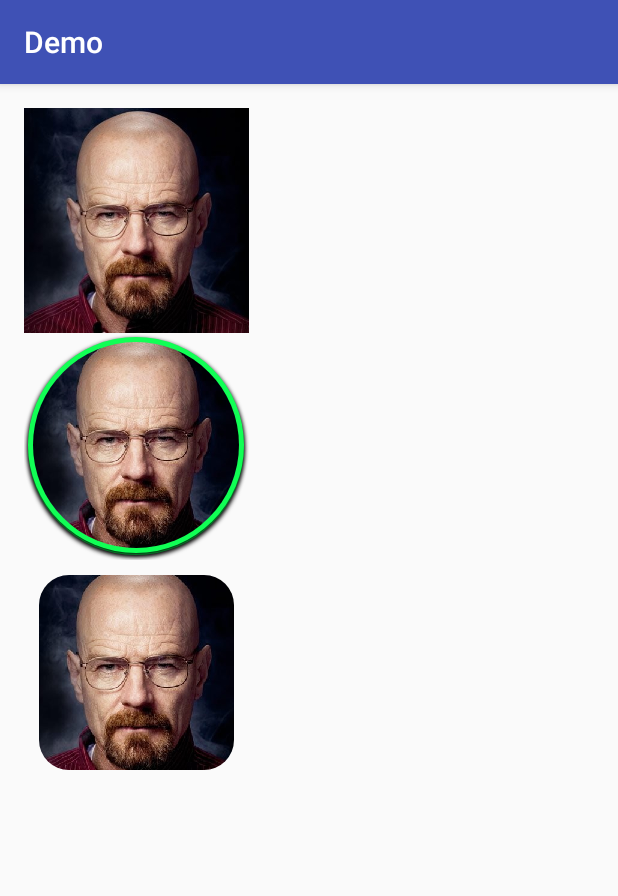
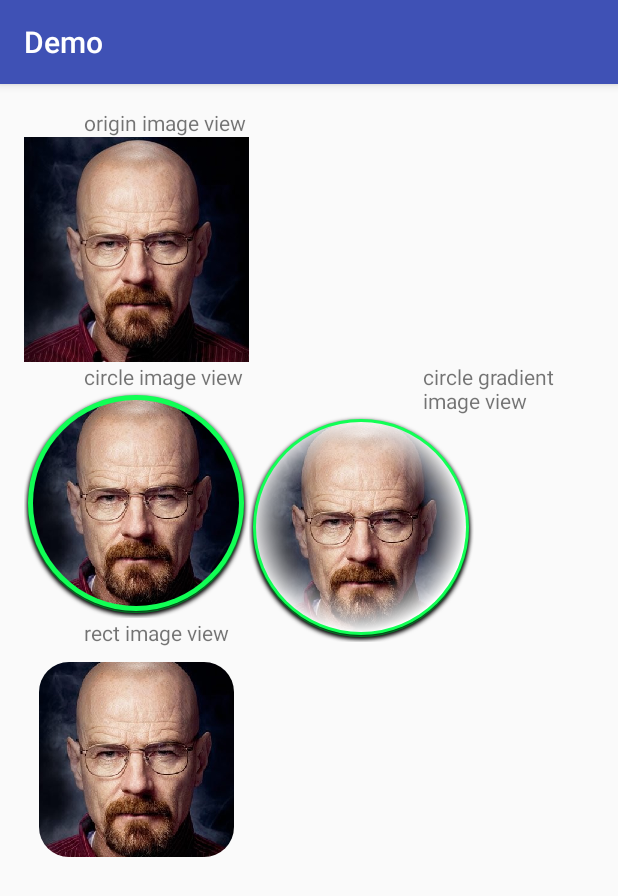
Before and after one commit to hfreeman2008/AndroidDemo, an Android app: the CircularImageViewActivity screen opened directly, with no data from a screen before it, on a phone screen of 412 x 824 dp. Shown: the top 896 px of the screen. Run offline under Robolectric (Android 15) with nearby library versions, the phone set to English and light mode, and no system bars.

Commit message:
add function circle image

```diff
--- a/app/src/main/java/com/hxm/demo/circularimageview/CircularImageView.java
+++ b/app/src/main/java/com/hxm/demo/circularimageview/CircularImageView.java
@@ -6,7 +6,10 @@ import android.graphics.Bitmap;
 import android.graphics.BitmapShader;
 import android.graphics.Canvas;
 import android.graphics.Color;
+import android.graphics.ComposeShader;
 import android.graphics.Paint;
+import android.graphics.PorterDuff;
+import android.graphics.RadialGradient;
 import android.graphics.RectF;
 import android.graphics.Shader;
 import android.graphics.drawable.BitmapDrawable;
@@ -27,6 +30,14 @@ public class CircularImageView extends ImageView {
     private int roundRectPadding = 20;
     private int roundRectXRadius = 30;
     private int roundRectYRadius = 30;
+
+    private boolean isShowGradient = false;
+    private static final int[] mColors = new int[] {
+            Color.TRANSPARENT, Color.TRANSPARENT, Color.WHITE
+    };
+    private static final float[] mPositions = new float[] {
+            0, 0.6f, 1f
+    };
 
     public CircularImageView(final Context context) {
         this(context, null);
@@ -68,7 +79,7 @@ public class CircularImageView extends ImageView {
         roundRectPadding = attributes.getDimensionPixelOffset(R.styleable.CircularImageView_round_rect_padding,roundRectPadding);
         roundRectXRadius = attributes.getDimensionPixelOffset(R.styleable.CircularImageView_round_rect_x_radius,roundRectXRadius);
         roundRectYRadius = attributes.getDimensionPixelOffset(R.styleable.CircularImageView_round_rect_y_radius,roundRectYRadius);
-
+        isShowGradient = attributes.getBoolean(R.styleable.CircularImageView_is_show_gradient,false);
     }
 
     public void setBorderWidth(int borderWidth) {
@@ -124,13 +135,31 @@ public class CircularImageView extends ImageView {
                 // radius is the radius in pixels of the cirle to be drawn
                 // paint contains the shader that will texture the shape
                 int circleCenter = (canvasSize - (borderWidth * 2)) / 2;
-                //draw border circle
+            //draw border circle
             canvas.drawCircle(
                     circleCenter + borderWidth,
                     circleCenter + borderWidth,
                     ((canvasSize - (borderWidth * 2)) / 2) + borderWidth - 4.0f,
                     paintBorder);
-                //draw circle image
+
+            if(isShowGradient){
+                RadialGradient radialGradient = new RadialGradient(
+                        circleCenter,
+                        circleCenter,
+                        circleCenter,
+                        mColors,
+                        mPositions,
+                        Shader.TileMode.CLAMP);
+
+                ComposeShader composeShader = new ComposeShader(
+                        shader,
+                        radialGradient,
+                        PorterDuff.Mode.SRC_OVER);
+
+                paint.setShader(composeShader);
+            }
+
+            //draw circle image
             canvas.drawCircle(
                     circleCenter + borderWidth,
                     circleCenter + borderWidth,
--- a/app/src/main/res/layout/activity_circular_image_view.xml
+++ b/app/src/main/res/layout/activity_circular_image_view.xml
@@ -12,31 +12,85 @@
     android:paddingTop="@dimen/activity_vertical_margin"
     tools:context="com.hxm.demo.circularimageview.CircularImageViewActivity">
 
+    <ScrollView
+        android:layout_width="match_parent"
+        android:layout_height="wrap_content">
+
+        <RelativeLayout
+            android:layout_width="match_parent"
+            android:layout_height="wrap_content">
+
+            <TextView
+                android:id="@+id/origin_tv"
+                android:layout_width="wrap_content"
+                android:layout_height="wrap_content"
+                android:layout_marginLeft="40dp"
+                android:text="@string/origin_image"/>
             <ImageView
                 android:id="@+id/imageView"
                 android:layout_width="150dp"
                 android:layout_height="150dp"
+                android:layout_below="@id/origin_tv"
                 android:src="@drawable/circle_image"/>
+
+            <TextView
+                android:id="@+id/circle_image_tv"
+                android:layout_width="wrap_content"
+                android:layout_height="wrap_content"
+                android:layout_marginLeft="40dp"
+                android:layout_below="@id/imageView"
+                android:text="@string/circle_image"/>
 
             <com.hxm.demo.circularimageview.CircularImageView
                 android:id="@+id/circularImageView"
                 android:layout_width="150dp"
                 android:layout_height="150dp"
-        android:layout_below="@id/imageView"
+                android:layout_below="@id/circle_image_tv"
                 android:src="@drawable/circle_image"
                 app:border_color="#EEEEEE"
                 app:border_width="4dp"
                 app:shadow="true" />
 
+            <TextView
+                android:id="@+id/circle_gradient_image_tv"
+                android:layout_width="wrap_content"
+                android:layout_height="wrap_content"
+                android:layout_below="@id/imageView"
+                android:layout_toRightOf="@id/circle_image_tv"
+                android:layout_marginLeft="120dp"
+                android:text="@string/circle_gradient_image"/>
+            <com.hxm.demo.circularimageview.CircularImageView
+                android:id="@+id/circularGradientImageView"
+                android:layout_width="150dp"
+                android:layout_height="150dp"
+                android:layout_below="@id/circle_gradient_image_tv"
+                android:layout_toRightOf="@id/circularImageView"
+                android:src="@drawable/circle_image"
+                app:is_show_gradient="true"
+                app:border_color="#11ff55"
+                app:border_width="2dp"
+                app:shadow="true"
+                />
+
+            <TextView
+                android:id="@+id/rect_image"
+                android:layout_width="wrap_content"
+                android:layout_height="wrap_content"
+                android:layout_marginLeft="40dp"
+                android:layout_below="@id/circularImageView"
+                android:text="@string/rect_image"/>
             <com.hxm.demo.circularimageview.CircularImageView
                 android:id="@+id/roundRectImageView"
                 android:layout_width="150dp"
                 android:layout_height="150dp"
-        android:layout_below="@id/circularImageView"
+                android:layout_below="@id/rect_image"
                 android:src="@drawable/circle_image"
                 app:show_round_rect="true"
                 app:round_rect_padding="10dp"
                 app:round_rect_x_radius="20dp"
                 app:round_rect_y_radius="20dp"
                 />
+
         </RelativeLayout>
+    </ScrollView>
+</RelativeLayout>
--- a/app/src/main/res/layout/activity_main.xml
+++ b/app/src/main/res/layout/activity_main.xml
@@ -22,7 +22,7 @@
         android:layout_width="wrap_content"
         android:layout_height="wrap_content"
         android:layout_below="@id/button_swip_menu_listview"
-        android:text="@string/circle_image"
+        android:text="@string/custer_image"
         />
 
     <Button
--- a/app/src/main/res/values/attrs.xml
+++ b/app/src/main/res/values/attrs.xml
@@ -10,6 +10,7 @@
         <attr name="round_rect_padding" format="dimension"></attr>
         <attr name="round_rect_x_radius" format="dimension"></attr>
         <attr name="round_rect_y_radius" format="dimension"></attr>
+        <attr name="is_show_gradient" format="boolean"></attr>
     </declare-styleable>
 
     <declare-styleable name="Theme">
--- a/app/src/main/res/values/strings.xml
+++ b/app/src/main/res/values/strings.xml
@@ -2,12 +2,16 @@
     <string name="app_name">Demo</string>
     <string name="test">test</string>
     <string name="swip_menu_listview">swip menu listview</string>
-    <string name="circle_image">circle image</string>
     <string name="simple">simple menu</string>
     <string name="different_menu">different menu</string>
     <string name="menu_listview_open">Open</string>
     <string name="on_swipe_start">onSwipeStart</string>
     <string name="on_swipe_end">onSwipeEnd</string>
     <string name="long_click">long click</string>
+    <string name="custer_image">custer image</string>
 
+    <string name="origin_image">origin image view </string>
+    <string name="circle_image">circle image view </string>
+    <string name="circle_gradient_image">circle gradient image view </string>
+    <string name="rect_image">rect image view </string>
 </resources>
```
Also changed, not shown: 1 other file. Lines whose indentation alone changed are shown as unchanged.
